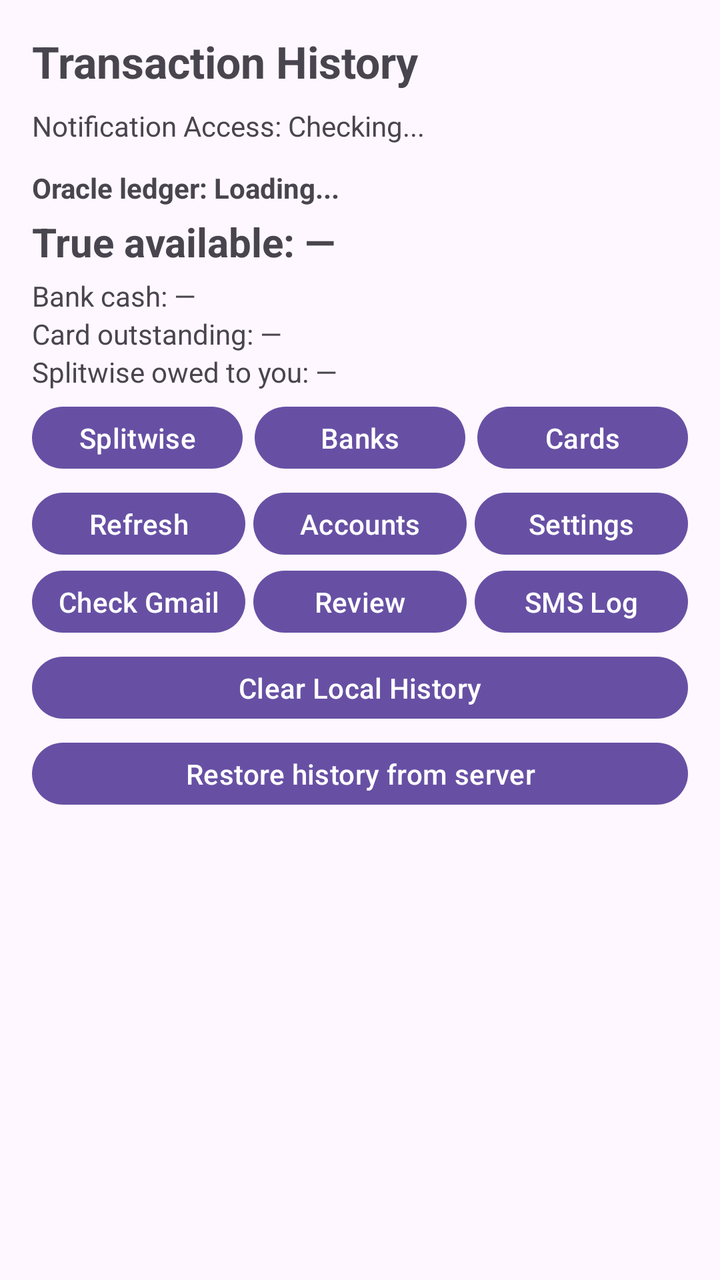
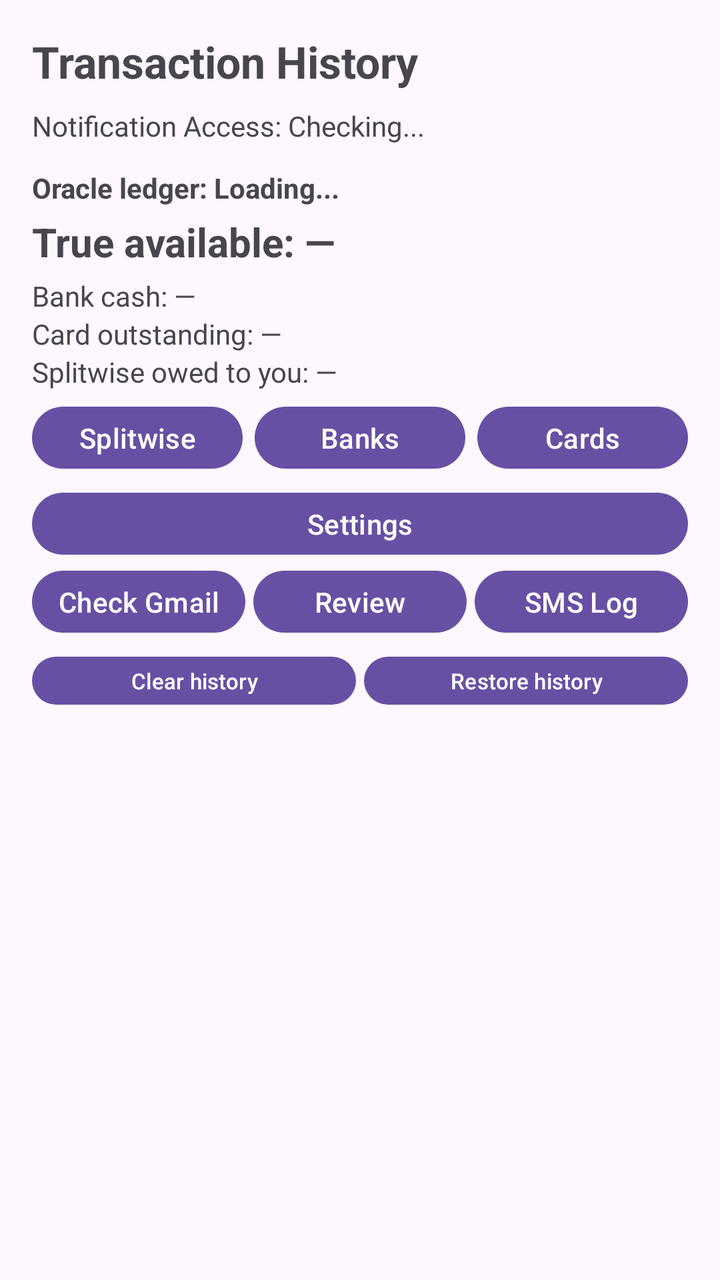

Before-and-after screenshots of an Android layout around one commit, followed by the original layout XML and the change that was made.
<!-- AndroidManifest.xml: application theme Theme.FinanceSMSTracker -->
<!-- res/layout/activity_main.xml -->
<?xml version="1.0" encoding="utf-8"?>
<androidx.constraintlayout.widget.ConstraintLayout xmlns:android="http://schemas.android.com/apk/res/android"
    xmlns:app="http://schemas.android.com/apk/res-auto"
    xmlns:tools="http://schemas.android.com/tools"
    android:id="@+id/main"
    android:layout_width="match_parent"
    android:layout_height="match_parent"
    android:padding="16dp"
    tools:context=".MainActivity">

    <TextView
        android:id="@+id/textViewTitle"
        android:layout_width="wrap_content"
        android:layout_height="wrap_content"
        android:text="Transaction History"
        android:textSize="22sp"
        android:textStyle="bold"
        app:layout_constraintStart_toStartOf="parent"
        app:layout_constraintTop_toTopOf="parent" />

    <Button
        android:id="@+id/buttonOpenNotificationSettings"
        android:layout_width="0dp"
        android:layout_height="wrap_content"
        android:layout_marginTop="12dp"
        android:text="Enable Gmail Notifications"
        android:visibility="gone"
        app:layout_constraintEnd_toEndOf="parent"
        app:layout_constraintStart_toStartOf="parent"
        app:layout_constraintTop_toBottomOf="@id/textViewTitle" />

    <TextView
        android:id="@+id/textViewNotificationStatus"
        android:layout_width="0dp"
        android:layout_height="wrap_content"
        android:layout_marginTop="8dp"
        android:text="Notification Access: Checking..."
        android:textSize="14sp"
        app:layout_constraintEnd_toEndOf="parent"
        app:layout_constraintStart_toStartOf="parent"
        app:layout_constraintTop_toBottomOf="@id/buttonOpenNotificationSettings" />

    <LinearLayout
        android:id="@+id/oracleLedgerPanel"
        android:layout_width="0dp"
        android:layout_height="wrap_content"
        android:layout_marginTop="12dp"
        android:orientation="vertical"
        app:layout_constraintEnd_toEndOf="parent"
        app:layout_constraintStart_toStartOf="parent"
        app:layout_constraintTop_toBottomOf="@id/textViewNotificationStatus">

        <TextView
            android:id="@+id/textViewOracleStatus"
            android:layout_width="wrap_content"
            android:layout_height="wrap_content"
            android:text="Oracle ledger: Loading..."
            android:textSize="14sp"
            android:textStyle="bold" />

        <TextView
            android:id="@+id/textViewTrueAvailable"
            android:layout_width="wrap_content"
            android:layout_height="wrap_content"
            android:layout_marginTop="4dp"
            android:text="True available: —"
            android:textSize="20sp"
            android:textStyle="bold" />

        <TextView
            android:id="@+id/textViewBankCash"
            android:layout_width="wrap_content"
            android:layout_height="wrap_content"
            android:layout_marginTop="4dp"
            android:text="Bank cash: —"
            android:textSize="14sp" />

        <TextView
            android:id="@+id/textViewCardOutstanding"
            android:layout_width="wrap_content"
            android:layout_height="wrap_content"
            android:text="Card outstanding: —"
            android:textSize="14sp" />

        <TextView
            android:id="@+id/textViewSplitwiseReceivable"
            android:layout_width="wrap_content"
            android:layout_height="wrap_content"
            android:text="Splitwise owed to you: —"
            android:textSize="14sp" />

        <LinearLayout
            android:layout_width="match_parent"
            android:layout_height="wrap_content"
            android:layout_marginTop="4dp"
            android:orientation="horizontal">

            <Button
                android:id="@+id/buttonEditSplitwise"
                android:layout_width="0dp"
                android:layout_height="wrap_content"
                android:layout_weight="1"
                android:minHeight="0dp"
                android:paddingStart="4dp"
                android:paddingEnd="4dp"
                android:text="Splitwise" />

            <Button
                android:id="@+id/buttonEditBankAccounts"
                android:layout_width="0dp"
                android:layout_height="wrap_content"
                android:layout_marginStart="6dp"
                android:layout_weight="1"
                android:minHeight="0dp"
                android:paddingStart="4dp"
                android:paddingEnd="4dp"
                android:text="Banks" />

            <Button
                android:id="@+id/buttonEditCreditCards"
                android:layout_width="0dp"
                android:layout_height="wrap_content"
                android:layout_marginStart="6dp"
                android:layout_weight="1"
                android:minHeight="0dp"
                android:paddingStart="4dp"
                android:paddingEnd="4dp"
                android:text="Cards" />
        </LinearLayout>

    </LinearLayout>

    <LinearLayout
        android:id="@+id/oracleControlsRow"
        android:layout_width="0dp"
        android:layout_height="wrap_content"
        android:layout_marginTop="4dp"
        android:orientation="horizontal"
        app:layout_constraintEnd_toEndOf="parent"
        app:layout_constraintStart_toStartOf="parent"
        app:layout_constraintTop_toBottomOf="@id/oracleLedgerPanel">

        <Button
            android:id="@+id/buttonRefreshOracle"
            android:layout_width="0dp"
            android:layout_height="wrap_content"
            android:layout_weight="1"
            android:minHeight="0dp"
            android:paddingStart="2dp"
            android:paddingEnd="2dp"
            android:text="Refresh" />

        <Button
            android:id="@+id/buttonViewAccounts"
            android:layout_width="0dp"
            android:layout_height="wrap_content"
            android:layout_marginStart="4dp"
            android:layout_weight="1"
            android:minHeight="0dp"
            android:paddingStart="2dp"
            android:paddingEnd="2dp"
            android:text="Accounts" />

        <Button
            android:id="@+id/buttonOracleSettings"
            android:layout_width="0dp"
            android:layout_height="wrap_content"
            android:layout_marginStart="4dp"
            android:layout_weight="1"
            android:minHeight="0dp"
            android:paddingStart="2dp"
            android:paddingEnd="2dp"
            android:text="Settings" />

    </LinearLayout>

    <LinearLayout
        android:id="@+id/oracleControlsRow2"
        android:layout_width="0dp"
        android:layout_height="wrap_content"
        android:orientation="horizontal"
        app:layout_constraintEnd_toEndOf="parent"
        app:layout_constraintStart_toStartOf="parent"
        app:layout_constraintTop_toBottomOf="@id/oracleControlsRow">

        <Button
            android:id="@+id/buttonGmailSync"
            android:layout_width="0dp"
            android:layout_height="wrap_content"
            android:layout_weight="1"
            android:minHeight="0dp"
            android:paddingStart="2dp"
            android:paddingEnd="2dp"
            android:text="Check Gmail" />

        <Button
            android:id="@+id/buttonReviewReconcile"
            android:layout_width="0dp"
            android:layout_height="wrap_content"
            android:layout_marginStart="4dp"
            android:layout_weight="1"
            android:minHeight="0dp"
            android:paddingStart="2dp"
            android:paddingEnd="2dp"
            android:text="Review" />

        <Button
            android:id="@+id/buttonSmsLog"
            android:layout_width="0dp"
            android:layout_height="wrap_content"
            android:layout_marginStart="4dp"
            android:layout_weight="1"
            android:minHeight="0dp"
            android:paddingStart="2dp"
            android:paddingEnd="2dp"
            android:text="SMS Log" />

    </LinearLayout>

    <Button
        android:id="@+id/buttonClearLocalHistory"
        android:layout_width="0dp"
        android:layout_height="wrap_content"
        android:layout_marginTop="4dp"
        android:minHeight="0dp"
        android:text="Clear Local History"
        app:layout_constraintEnd_toEndOf="parent"
        app:layout_constraintStart_toStartOf="parent"
        app:layout_constraintTop_toBottomOf="@id/oracleControlsRow2" />

    <Button
        android:id="@+id/buttonRestoreHistory"
        android:layout_width="0dp"
        android:layout_height="wrap_content"
        android:layout_marginTop="4dp"
        android:minHeight="0dp"
        android:text="Restore history from server"
        app:layout_constraintEnd_toEndOf="parent"
        app:layout_constraintStart_toStartOf="parent"
        app:layout_constraintTop_toBottomOf="@id/buttonClearLocalHistory" />

    <androidx.recyclerview.widget.RecyclerView
        android:id="@+id/recyclerViewTransactions"
        android:layout_width="0dp"
        android:layout_height="0dp"
        android:layout_marginTop="12dp"
        app:layout_constraintBottom_toBottomOf="parent"
        app:layout_constraintEnd_toEndOf="parent"
        app:layout_constraintStart_toStartOf="parent"
        app:layout_constraintTop_toBottomOf="@id/buttonRestoreHistory"
        tools:listitem="@layout/item_transaction" />

    <TextView
        android:id="@+id/textViewEmpty"
        android:layout_width="wrap_content"
        android:layout_height="wrap_content"
        android:text="No transactions found."
        android:textSize="16sp"
        android:visibility="gone"
        app:layout_constraintBottom_toBottomOf="parent"
        app:layout_constraintEnd_toEndOf="parent"
        app:layout_constraintStart_toStartOf="parent"
        app:layout_constraintTop_toTopOf="@id/recyclerViewTransactions" />

</androidx.constraintlayout.widget.ConstraintLayout>
<!-- res/layout/item_transaction.xml (included above) -->
<?xml version="1.0" encoding="utf-8"?>
<androidx.cardview.widget.CardView xmlns:android="http://schemas.android.com/apk/res/android"
    xmlns:app="http://schemas.android.com/apk/res-auto"
    android:layout_width="match_parent"
    android:layout_height="wrap_content"
    android:layout_marginBottom="8dp"
    app:cardCornerRadius="8dp"
    app:cardElevation="2dp">

    <LinearLayout
        android:layout_width="match_parent"
        android:layout_height="wrap_content"
        android:orientation="vertical"
        android:padding="12dp">

        <LinearLayout
            android:layout_width="match_parent"
            android:layout_height="wrap_content"
            android:orientation="horizontal">

            <TextView
                android:id="@+id/textViewMerchant"
                android:layout_width="0dp"
                android:layout_height="wrap_content"
                android:layout_weight="1"
                android:text="Merchant / Payee"
                android:textColor="@android:color/black"
                android:textSize="16sp"
                android:textStyle="bold" />

            <TextView
                android:id="@+id/textViewAmount"
                android:layout_width="wrap_content"
                android:layout_height="wrap_content"
                android:text="₹0.00"
                android:textSize="16sp"
                android:textStyle="bold" />
        </LinearLayout>

        <LinearLayout
            android:layout_width="match_parent"
            android:layout_height="wrap_content"
            android:layout_marginTop="4dp"
            android:orientation="horizontal">

            <TextView
                android:id="@+id/textViewCategory"
                android:layout_width="wrap_content"
                android:layout_height="wrap_content"
                android:background="#E0E0E0"
                android:paddingHorizontal="6dp"
                android:paddingVertical="2dp"
                android:text="CATEGORY"
                android:textColor="#212121"
                android:textSize="12sp"
                android:textStyle="bold" />

            <TextView
                android:id="@+id/textViewType"
                android:layout_width="0dp"
                android:layout_height="wrap_content"
                android:layout_weight="1"
                android:layout_marginStart="8dp"
                android:text="DEBIT"
                android:textSize="12sp" />

            <TextView
                android:id="@+id/textViewBank"
                android:layout_width="wrap_content"
                android:layout_height="wrap_content"
                android:text="HDFC"
                android:textSize="12sp" />
        </LinearLayout>

        <LinearLayout
            android:layout_width="match_parent"
            android:layout_height="wrap_content"
            android:layout_marginTop="2dp"
            android:orientation="horizontal">

            <TextView
                android:id="@+id/textViewDateTime"
                android:layout_width="0dp"
                android:layout_height="wrap_content"
                android:layout_gravity="bottom"
                android:layout_weight="1"
                android:text="12 Oct 2023, 10:30 AM"
                android:textSize="11sp"
                android:textColor="@android:color/darker_gray" />

            <TextView
                android:id="@+id/textViewPaymentMethod"
                android:layout_width="wrap_content"
                android:layout_height="wrap_content"
                android:text="UPI"
                android:textSize="12sp" />
        </LinearLayout>

    </LinearLayout>
</androidx.cardview.widget.CardView>
<!-- resources referenced by this layout -->
<resources>
  <style name="Theme.FinanceSMSTracker" parent="Base.Theme.FinanceSMSTracker" />
  <style name="Base.Theme.FinanceSMSTracker" parent="Theme.Material3.DayNight.NoActionBar">
          
          
      </style>
</resources>

<!-- the commit's change to res/layout/activity_main.xml (unified diff, before → after) -->
@@ -141,31 +141,9 @@
         app:layout_constraintTop_toBottomOf="@id/oracleLedgerPanel">
 
         <Button
-            android:id="@+id/buttonRefreshOracle"
-            android:layout_width="0dp"
-            android:layout_height="wrap_content"
-            android:layout_weight="1"
-            android:minHeight="0dp"
-            android:paddingStart="2dp"
-            android:paddingEnd="2dp"
-            android:text="Refresh" />
-
-        <Button
-            android:id="@+id/buttonViewAccounts"
-            android:layout_width="0dp"
-            android:layout_height="wrap_content"
-            android:layout_marginStart="4dp"
-            android:layout_weight="1"
-            android:minHeight="0dp"
-            android:paddingStart="2dp"
-            android:paddingEnd="2dp"
-            android:text="Accounts" />
-
-        <Button
             android:id="@+id/buttonOracleSettings"
             android:layout_width="0dp"
             android:layout_height="wrap_content"
-            android:layout_marginStart="4dp"
             android:layout_weight="1"
             android:minHeight="0dp"
             android:paddingStart="2dp"
@@ -217,27 +195,43 @@
 
     </LinearLayout>
 
-    <Button
-        android:id="@+id/buttonClearLocalHistory"
+    <LinearLayout
+        android:id="@+id/historyButtonsRow"
         android:layout_width="0dp"
         android:layout_height="wrap_content"
         android:layout_marginTop="4dp"
-        android:minHeight="0dp"
-        android:text="Clear Local History"
-        app:layout_constraintEnd_toEndOf="parent"
-        app:layout_constraintStart_toStartOf="parent"
-        app:layout_constraintTop_toBottomOf="@id/oracleControlsRow2" />
-
-    <Button
-        android:id="@+id/buttonRestoreHistory"
-        android:layout_width="0dp"
-        android:layout_height="wrap_content"
-        android:layout_marginTop="4dp"
-        android:minHeight="0dp"
-        android:text="Restore history from server"
-        app:layout_constraintEnd_toEndOf="parent"
-        app:layout_constraintStart_toStartOf="parent"
-        app:layout_constraintTop_toBottomOf="@id/buttonClearLocalHistory" />
+        android:orientation="horizontal"
+        app:layout_constraintEnd_toEndOf="parent"
+        app:layout_constraintStart_toStartOf="parent"
+        app:layout_constraintTop_toBottomOf="@id/oracleControlsRow2">
+
+        <Button
+            android:id="@+id/buttonClearLocalHistory"
+            android:layout_width="0dp"
+            android:layout_height="32dp"
+            android:layout_weight="1"
+            android:minHeight="0dp"
+            android:paddingStart="4dp"
+            android:paddingTop="0dp"
+            android:paddingEnd="4dp"
+            android:paddingBottom="0dp"
+            android:text="Clear history"
+            android:textSize="11sp" />
+
+        <Button
+            android:id="@+id/buttonRestoreHistory"
+            android:layout_width="0dp"
+            android:layout_height="32dp"
+            android:layout_marginStart="4dp"
+            android:layout_weight="1"
+            android:minHeight="0dp"
+            android:paddingStart="4dp"
+            android:paddingTop="0dp"
+            android:paddingEnd="4dp"
+            android:paddingBottom="0dp"
+            android:text="Restore history"
+            android:textSize="11sp" />
+    </LinearLayout>
 
     <androidx.recyclerview.widget.RecyclerView
         android:id="@+id/recyclerViewTransactions"
@@ -247,7 +241,7 @@
         app:layout_constraintBottom_toBottomOf="parent"
         app:layout_constraintEnd_toEndOf="parent"
         app:layout_constraintStart_toStartOf="parent"
-        app:layout_constraintTop_toBottomOf="@id/buttonRestoreHistory"
+        app:layout_constraintTop_toBottomOf="@id/historyButtonsRow"
         tools:listitem="@layout/item_transaction" />
 
     <TextView
